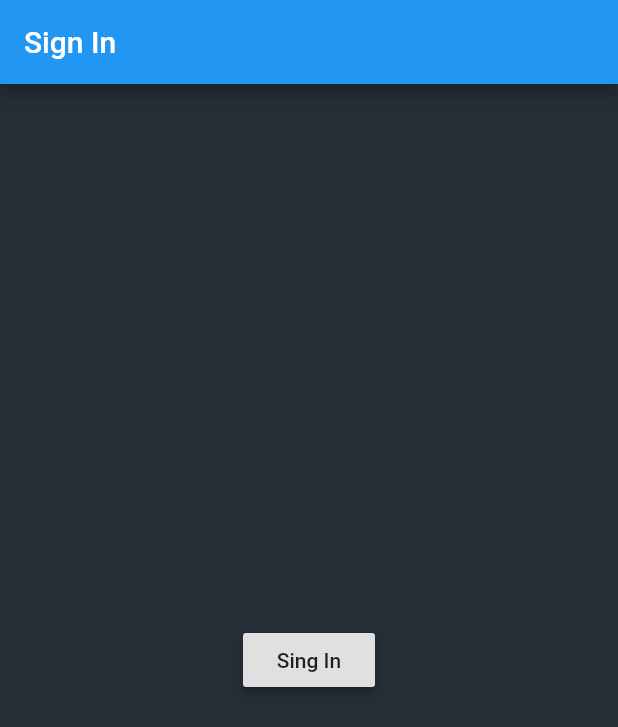
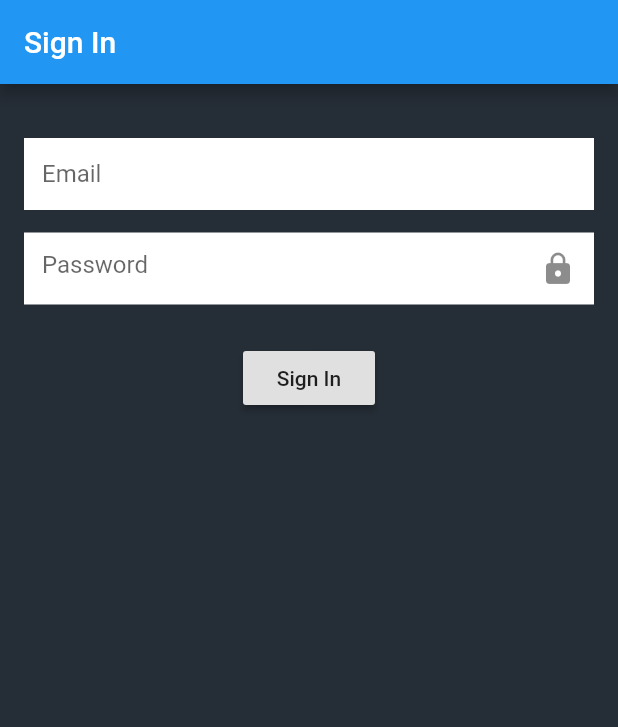
Before and after one commit to iamarjun/weight_tracker, a Flutter app: the screen it shows after launch, on a phone screen of 412 x 824 dp. Shown: the top 727 px of the screen. Run offline on Flutter 3.47's test engine with Material 2 defaults, Android fonts, the phone set to English and light mode, and no system bars; our stand-ins replace email_validator, firebase_auth, firebase_core, fl_chart; accounts and stored records are empty.

Commit message:
setup sign in form

```diff
--- a/lib/screens/sign_in.dart
+++ b/lib/screens/sign_in.dart
@@ -1,3 +1,4 @@
+import 'package:email_validator/email_validator.dart';
 import 'package:flutter/material.dart';
 import 'package:weight_tracker/colors.dart';
 import 'package:weight_tracker/service/auth.dart';
@@ -10,7 +11,19 @@ class SignIn extends StatefulWidget {
 }
 
 class _SignInState extends State<SignIn> {
-  final AuthService _authService = AuthService();
+  final _formKey = GlobalKey<FormState>();
+
+  AuthService _authService;
+  TextEditingController _emailTextController;
+  TextEditingController _passwordTextController;
+
+  @override
+  void initState() {
+    super.initState();
+    _authService = AuthService();
+    _emailTextController = TextEditingController();
+    _passwordTextController = TextEditingController();
+  }
 
   @override
   Widget build(BuildContext context) {
@@ -21,17 +34,82 @@ class _SignInState extends State<SignIn> {
       ),
       body: Center(
         child: Container(
-          child: RaisedButton(
-            onPressed: () async {
-              dynamic result = await _authService.signInAnonymous();
-              if (result != null) {
-                debugPrint('signed in');
-                print(result);
-              } else {
-                debugPrint('error signin in');
-              }
-            },
-            child: Text('Sing In'),
+          padding: const EdgeInsets.all(16.0),
+          child: Form(
+            key: _formKey,
+            child: Column(
+              children: [
+                SizedBox(
+                  height: 20,
+                ),
+                TextFormField(
+                  controller: _emailTextController,
+                  decoration: const InputDecoration(
+                    fillColor: Colors.white,
+                    filled: true,
+                    hintText: 'Email',
+                    border: InputBorder.none,
+                  ),
+                  onSaved: (String value) {
+                    // This optional block of code can be used to run
+                    // code when the user saves the form.
+                  },
+                  validator: (String email) {
+                    return EmailValidator.validate(email)
+                        ? null
+                        : 'Please enter a valid email';
+                  },
+                ),
+                SizedBox(
+                  height: 15,
+                ),
+                TextFormField(
+                  controller: _passwordTextController,
+                  onTap: () {},
+                  obscureText: true,
+                  decoration: const InputDecoration(
+                    fillColor: Colors.white,
+                    filled: true,
+                    suffixIcon: Icon(Icons.lock),
+                    hintText: 'Password',
+                    border: InputBorder.none,
+                  ),
+                  onSaved: (String value) {
+                    // This optional block of code can be used to run
+                    // code when the user saves the form.
+                  },
+                  validator: (String password) {
+                    Pattern pattern =
+                        r'^(?=.*[0-9]+.*)(?=.*[a-zA-Z]+.*)[0-9a-zA-Z]{6,}$';
+                    RegExp regex = new RegExp(pattern);
+                    if (!regex.hasMatch(password))
+                      return '''Password that must contain at least one letter, at least one number, and be longer than six charaters''';
+                    else
+                      return null;
+                  },
+                ),
+                SizedBox(
+                  height: 25,
+                ),
+                RaisedButton(
+                  child: Text('Sign In'),
+                  onPressed: () async {
+                    // dynamic result = await _authService.signInAnonymous();
+                    // if (result != null) {
+                    //   debugPrint('signed in');
+                    //   print(result);
+                    // } else {
+                    //   debugPrint('error signin in');
+                    // }
+
+                    if (_formKey.currentState.validate()) {
+                      print(_emailTextController.text);
+                      print(_passwordTextController.text);
+                    }
+                  },
+                ),
+              ],
+            ),
           ),
         ),
       ),
--- a/pubspec.yaml
+++ b/pubspec.yaml
@@ -33,6 +33,7 @@ dependencies:
   firebase_auth: ^0.14.0+5
   cloud_firestore: ^0.12.9+5
   provider: ^4.3.2+1
+  email_validator: ^1.0.5
 
 dev_dependencies:
   flutter_test:
```
Also changed, not shown: lib/screens/home_page.dart (+6 -6 lines), pubspec.lock.
